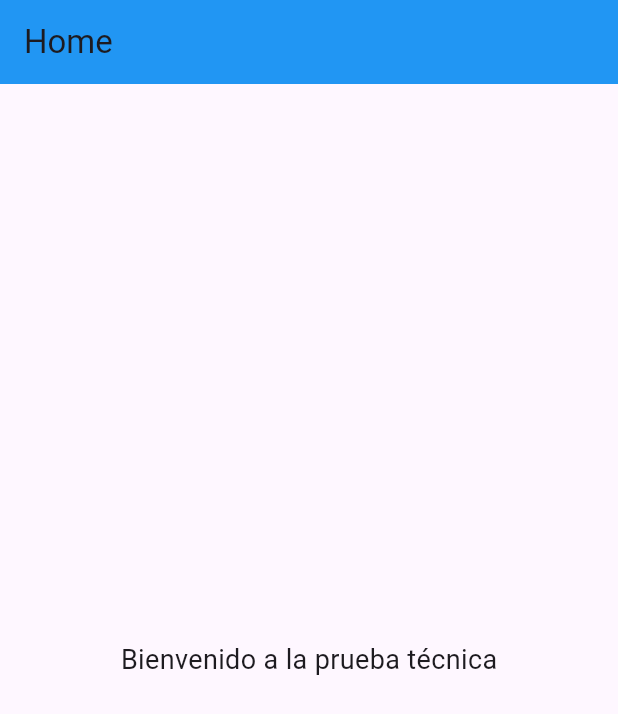
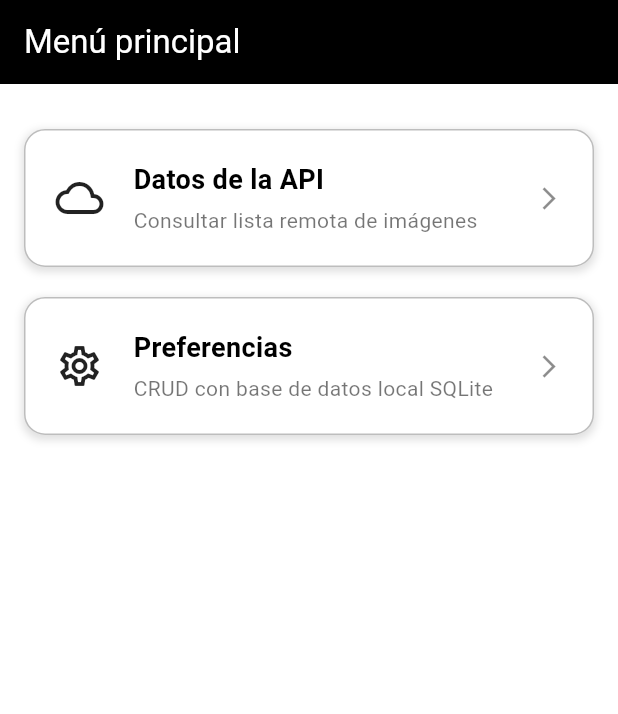
Before and after one commit to vidal1101/Prueba-Tecnica-Flutter, a Flutter app: the screen it shows after launch, on a phone screen of 412 x 824 dp. Shown: the top 714 px of the screen. Run offline on Flutter 3.47's test engine with Material 3 defaults, Android fonts, the light colour scheme and no system bars; our stand-ins replace animate_do, animated_splash_screen, dio, equatable, flutter_bloc, page_transition and 1 more; accounts and stored records are empty.

```diff
--- a/prueba_tecnica_flutter/lib/app/routes.dart
+++ b/prueba_tecnica_flutter/lib/app/routes.dart
@@ -2,25 +2,49 @@ import 'package:flutter/material.dart';
 import 'package:prueba_tecnica_flutter/presentation/screen/screen.dart';
 
 
+class AppRoutes {
 
-class AppRoutes {
   static const splash = '/';
   static const home = '/home';
+
+  // API
   static const apiList = '/api-list';
+
+  // PREFS (SQLite)
   static const prefsList = '/prefs';
   static const prefsNew = '/prefs/new';
   static const prefsDetail = '/prefs/detail';
+
 }
 
 class AppRouter {
   static Route<dynamic> generateRoute(RouteSettings settings) {
     switch (settings.name) {
+
       case AppRoutes.splash:
         return _page(const SplashScreen());
 
       case AppRoutes.home:
         return _page(const HomeScreen());
 
+      // ----------------------
+      // *** API screens ***
+      // ----------------------
+      case AppRoutes.apiList:
+        return _page(const ApiListScreen());
+
+      // ----------------------
+      // *** PREFS (SQLite) ***
+      // ----------------------
+      case AppRoutes.prefsList:
+        return _page(const PrefsListScreen());
+
+      case AppRoutes.prefsNew:
+        return _page(const PrefsNewScreen());
+
+      case AppRoutes.prefsDetail:
+        final int id = settings.arguments as int;
+        return _page(PrefsDetailScreen(id: id));
 
       default:
         return _page(
--- a/prueba_tecnica_flutter/lib/data/datasources/api_client.dart
+++ b/prueba_tecnica_flutter/lib/data/datasources/api_client.dart
@@ -8,7 +8,7 @@ class ApiClient {
 
   Future<List<dynamic>> getItems() async {
     try {
-      final response = await dio.get("https://jsonplaceholder.typicode.com/photos?_limit=20");
+      final response = await dio.get("https://picsum.photos/v2/list");
 
       if (response.statusCode == 200) {
         return response.data;
--- a/prueba_tecnica_flutter/lib/presentation/screen/home_screen.dart
+++ b/prueba_tecnica_flutter/lib/presentation/screen/home_screen.dart
@@ -1,5 +1,8 @@
+import 'package:animate_do/animate_do.dart';
+import 'package:flutter/material.dart';
+import 'package:prueba_tecnica_flutter/app/routes.dart';
+import 'package:prueba_tecnica_flutter/presentation/widgets/widgets.dart';
 
-import 'package:flutter/material.dart';
 
 class HomeScreen extends StatelessWidget {
   const HomeScreen({super.key});
@@ -7,15 +10,43 @@ class HomeScreen extends StatelessWidget {
   @override
   Widget build(BuildContext context) {
     return Scaffold(
+      backgroundColor: Colors.white,
+
       appBar: AppBar(
-        title: const Text("Home"),
-        backgroundColor: Colors.blue,
+        backgroundColor: Colors.black,
+        title: const Text(
+          "Menú principal",
+          style: TextStyle(color: Colors.white),
+        ),
       ),
-      body: const Center(
-        child: Text(
-          "Bienvenido a la prueba técnica",
-          style: TextStyle(fontSize: 18),
-        ),
+
+      body: ListView(
+        padding: const EdgeInsets.only(top: 20),
+        children: [
+          FadeInLeft(
+            delay: const Duration(milliseconds: 300),
+            child: MenuCard(
+              title: "Datos de la API",
+              subtitle: "Consultar lista remota de imágenes",
+              icon: Icons.cloud_outlined,
+              onTap: () {
+                Navigator.pushNamed(context, AppRoutes.apiList);
+              },
+            ),
+          ),
+
+          FadeInRight(
+            delay: const Duration(milliseconds: 300),
+            child: MenuCard(
+              title: "Preferencias",
+              subtitle: "CRUD con base de datos local SQLite",
+              icon: Icons.settings_outlined,
+              onTap: () {
+                Navigator.pushNamed(context, AppRoutes.prefsList);
+              },
+            ),
+          ),
+        ],
       ),
     );
   }
--- a/prueba_tecnica_flutter/lib/presentation/screen/screen.dart
+++ b/prueba_tecnica_flutter/lib/presentation/screen/screen.dart
@@ -1,4 +1,12 @@
 
+
+export 'package:prueba_tecnica_flutter/presentation/screen/api_list_screen.dart';
+
+export 'package:prueba_tecnica_flutter/presentation/screen/prefs_detail_screen.dart';
+
+export 'package:prueba_tecnica_flutter/presentation/screen/prefs_list_screen.dart';
+
+export 'package:prueba_tecnica_flutter/presentation/screen/prefs_new_screen.dart';
 
 export 'package:prueba_tecnica_flutter/presentation/screen/home_screen.dart';
 
--- /dev/null
+++ b/prueba_tecnica_flutter/lib/presentation/widgets/menu_card.dart
@@ -0,0 +1,75 @@
+
+import 'package:flutter/material.dart';
+
+class MenuCard extends StatelessWidget {
+
+  final String title;
+  final String subtitle;
+  final IconData icon;
+  final VoidCallback onTap;
+
+  const MenuCard({
+    super.key,
+    required this.title,
+    required this.subtitle,
+    required this.icon,
+    required this.onTap,
+  });
+
+  @override
+  Widget build(BuildContext context) {
+    return InkWell(
+      onTap: onTap,
+      borderRadius: BorderRadius.circular(14),
+      child: Container(
+        padding: const EdgeInsets.all(20),
+        margin: const EdgeInsets.symmetric(vertical: 10, horizontal: 16),
+        decoration: BoxDecoration(
+          color: Colors.white,
+          borderRadius: BorderRadius.circular(14),
+          border: Border.all(color: Colors.black26, width: 1),
+          boxShadow: const [
+            BoxShadow(
+              color: Colors.black12,
+              spreadRadius: 1,
+              blurRadius: 4,
+              offset: Offset(0, 2),
+            )
+          ],
+        ),
+        child: Row(
+          children: [
+            Icon(icon, size: 32, color: Colors.black87),
+
+            const SizedBox(width: 20),
+
+            Expanded(
+              child: Column(
+                crossAxisAlignment: CrossAxisAlignment.start,
+                children: [
+                  Text(title,
+                      style: const TextStyle(
+                        fontSize: 18,
+                        fontWeight: FontWeight.bold,
+                        color: Colors.black,
+                      )),
+
+                  const SizedBox(height: 4),
+
+                  Text(subtitle,
+                      style: const TextStyle(
+                        fontSize: 14,
+                        color: Colors.black54,
+                      )),
+                ],
+              ),
+            ),
+
+            const Icon(Icons.arrow_forward_ios,
+                size: 18, color: Colors.black45),
+          ],
+        ),
+      ),
+    );
+  }
+}
--- /dev/null
+++ b/prueba_tecnica_flutter/lib/presentation/widgets/widgets.dart
@@ -0,0 +1,4 @@
+
+export 'package:prueba_tecnica_flutter/presentation/widgets/api_item_card.dart';
+
+export 'package:prueba_tecnica_flutter/presentation/widgets/menu_card.dart';
```
Also changed, not shown: prueba_tecnica_flutter/lib/presentation/screen/api_list_screen.dart (added, +75 -0 lines), prueba_tecnica_flutter/lib/presentation/screen/prefs_detail_screen.dart (added, +22 -0 lines), prueba_tecnica_flutter/lib/presentation/screen/prefs_list_screen.dart (added, +18 -0 lines), prueba_tecnica_flutter/lib/presentation/screen/prefs_new_screen.dart (added, +18 -0 lines), prueba_tecnica_flutter/lib/presentation/screen/splash_screen.dart (+7 -9 lines), prueba_tecnica_flutter/lib/presentation/widgets/api_item_card.dart (added, +72 -0 lines).
